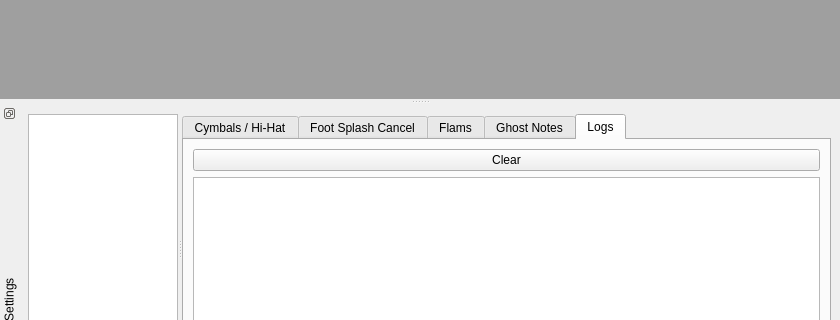
Above: src/MainWindow.ui from FromtonRouge/eProDrums before the change; both pictures show x 0 to 840 and y 241 to 561 of the 840 by 654 pixel window. Below: the same form after it.
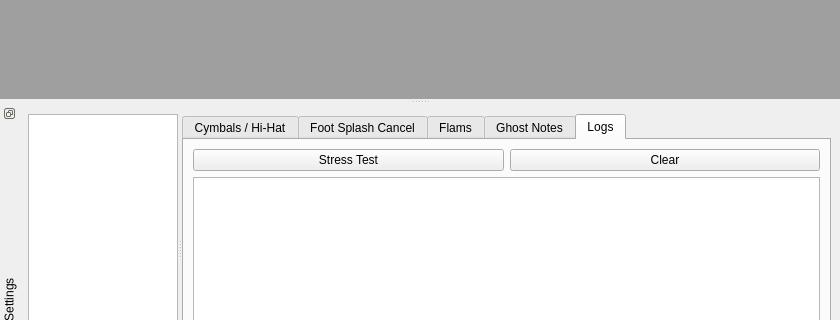
That is the form after the change. The open tabs and pages were chosen to show the change. Icons and pictures are not drawn.

Commit message: Queued connections between midi engine and main window + stress test added

The edit to the form file:
```diff
--- a/src/MainWindow.ui
+++ b/src/MainWindow.ui
@@ -183,7 +183,7 @@
           <string>Logs</string>
          </attribute>
          <layout class="QGridLayout" name="gridLayout_7">
-          <item row="1" column="0">
+          <item row="1" column="0" colspan="2">
            <widget class="QTextEdit" name="textEditLog">
             <property name="readOnly">
              <bool>true</bool>
@@ -191,6 +191,13 @@
            </widget>
           </item>
           <item row="0" column="0">
+           <widget class="QPushButton" name="pushButtonStressTest">
+            <property name="text">
+             <string>Stress Test</string>
+            </property>
+           </widget>
+          </item>
+          <item row="0" column="1">
            <widget class="QPushButton" name="pushButtonClearLogs">
             <property name="text">
              <string>Clear</string>
@@ -216,7 +223,7 @@
     <enum>TopToolBarArea</enum>
    </attribute>
    <attribute name="toolBarBreak">
-    <bool>true</bool>
+    <bool>false</bool>
    </attribute>
   </widget>
   <widget class="QToolBar" name="toolBarTime">
```
The commit also changes 5 other files.
